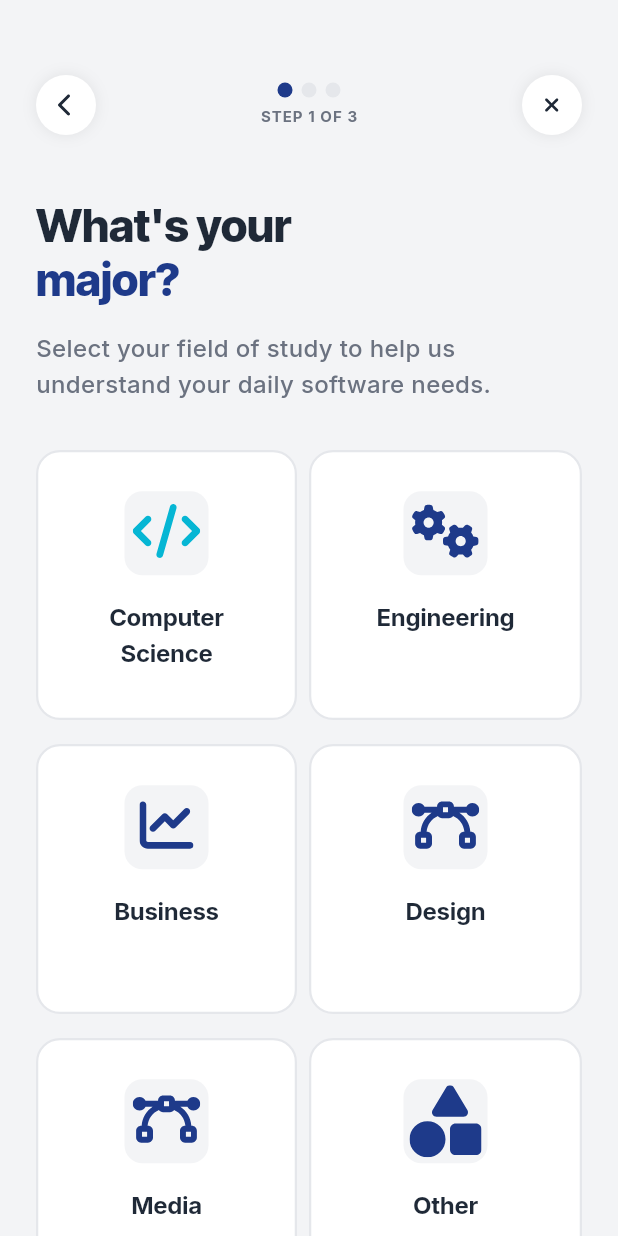
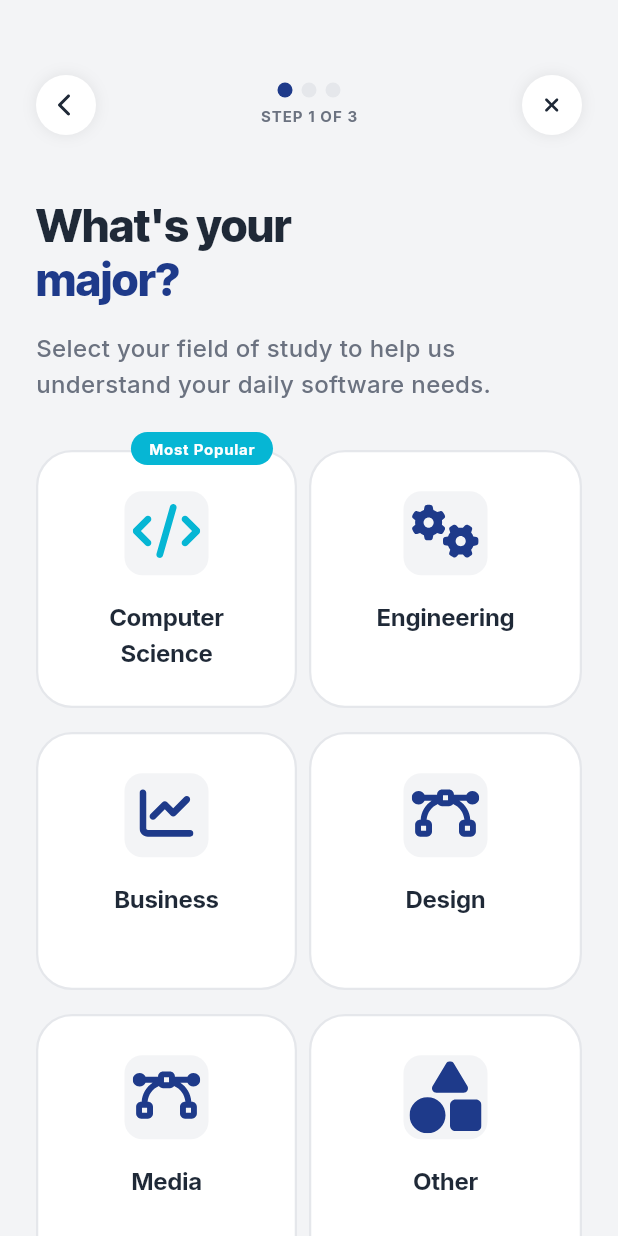
Before and after one commit to raghdaaaaa/Laptix, a Flutter app: the MajorScreen screen opened by its route, on a phone screen of 412 x 824 dp. Run offline on Flutter 3.47's test engine with Material 3 defaults, Android fonts, the phone set to English and light mode, and no system bars; our stand-ins replace flutter_svg, google_fonts.

Commit message:
fix major screen

```diff
--- a/lib/screens/major_screen.dart
+++ b/lib/screens/major_screen.dart
@@ -28,6 +28,7 @@
         height: 48,
       ),
       label: AppStrings.majorComputerScience,
+      badge: 'Most Popular',
     ),
     StepOption(
       icon: SvgPicture.asset(
@@ -98,7 +99,7 @@
                 ),
               ),
       onSelectionChanged: _onSelectionChanged,
-      cardHeight: 180,
+      cardHeight: 172,
       variant: OptionCardVariant.major,
     );
   }
--- a/lib/widgets/option_card.dart
+++ b/lib/widgets/option_card.dart
@@ -11,6 +11,7 @@
   final bool isSelected;
   final VoidCallback? onTap;
   final OptionCardVariant variant;
+  final String? badge;
 
   const OptionSelectionCard({
     super.key,
@@ -19,11 +20,17 @@
     required this.isSelected,
     required this.onTap,
     this.variant = OptionCardVariant.major,
+    this.badge,
   });
 
   @override
   Widget build(BuildContext context) {
     final isMajor = variant == OptionCardVariant.major;
+    final cardRadius = isMajor ? 24.0 : 40.0;
+    final overlayOpacity = isMajor ? 0.10 : 0.15;
+    final checkSize = isMajor ? 56.0 : 28.0;
+    final checkInnerSize = isMajor ? 50.0 : 22.0;
+    final checkIconSize = isMajor ? 24.0 : 12.0;
 
     return GestureDetector(
       onTap: onTap,
@@ -40,7 +47,7 @@
             ),
             decoration: BoxDecoration(
               color: isSelected ? AppColors.primaryColor : AppColors.cardColor,
-              borderRadius: BorderRadius.circular(16),
+              borderRadius: BorderRadius.circular(cardRadius),
               border: isSelected
                   ? null
                   : Border.all(color: AppColors.borderColor, width: 1.5),
@@ -70,7 +77,7 @@
                   height: isMajor ? 56 : 48,
                   decoration: BoxDecoration(
                     color: isSelected
-                        ? Colors.white.withValues(alpha: 0.15)
+                        ? Colors.white.withValues(alpha: overlayOpacity)
                         : AppColors.backgroundColor,
                     borderRadius: BorderRadius.circular(12),
                   ),
@@ -106,24 +113,45 @@
               top: -8,
               right: -8,
               child: Container(
-                width: 28,
-                height: 28,
+                width: checkSize,
+                height: checkSize,
                 decoration: const BoxDecoration(
                   color: AppColors.backgroundColor,
                   shape: BoxShape.circle,
                 ),
                 child: Center(
                   child: Container(
-                    width: 22,
-                    height: 22,
+                    width: checkInnerSize,
+                    height: checkInnerSize,
                     decoration: const BoxDecoration(
                       color: AppColors.secondaryColor,
                       shape: BoxShape.circle,
                     ),
                     child: AppIcons.check(
-                      size: 12,
+                      size: checkIconSize,
                       color: Colors.white,
                     ),
+                  ),
+                ),
+              ),
+            ),
+          if (isMajor && badge != null)
+            Positioned(
+              top: -12,
+              right: 16,
+              child: Container(
+                padding: const EdgeInsets.symmetric(horizontal: 12, vertical: 4),
+                decoration: BoxDecoration(
+                  color: AppColors.secondaryColor,
+                  borderRadius: BorderRadius.circular(20),
+                ),
+                child: Text(
+                  badge!,
+                  style: GoogleFonts.inter(
+                    fontSize: 10,
+                    fontWeight: FontWeight.w700,
+                    color: Colors.white,
+                    letterSpacing: 0.5,
                   ),
                 ),
               ),
--- a/lib/widgets/step_screen.dart
+++ b/lib/widgets/step_screen.dart
@@ -6,10 +6,12 @@
 class StepOption {
   final Widget icon;
   final String label;
+  final String? badge;
 
   const StepOption({
     required this.icon,
     required this.label,
+    this.badge,
   });
 }
 
@@ -26,6 +28,7 @@
   final String continueText;
   final ValueChanged<int>? onSelectionChanged;
   final OptionCardVariant variant;
+  final String? Function(int index)? badgeBuilder;
 
   const StepScreen({
     super.key,
@@ -41,6 +44,7 @@
     this.continueText = 'Continue',
     this.onSelectionChanged,
     this.variant = OptionCardVariant.major,
+    this.badgeBuilder,
   });
 
   @override
@@ -71,6 +75,7 @@
               children: rowOptions.asMap().entries.map((entry) {
                 final idx = startIdx + entry.key;
                 final option = entry.value;
+                final badge = widget.badgeBuilder?.call(idx) ?? option.badge;
                 return Expanded(
                   child: Padding(
                     padding: EdgeInsets.only(right: entry.key < rowOptions.length - 1 ? 8 : 0),
@@ -80,6 +85,7 @@
                       isSelected: _selectedIndex == idx,
                       onTap: () => _select(idx),
                       variant: widget.variant,
+                      badge: badge,
                     ),
                   ),
                 );
```
